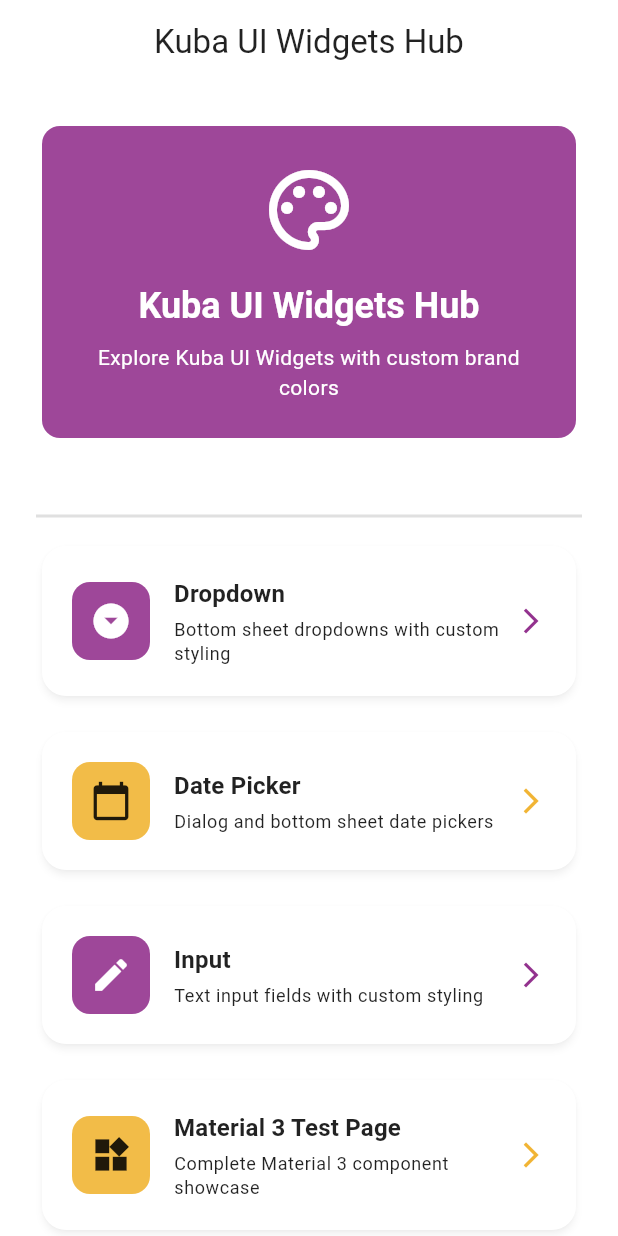
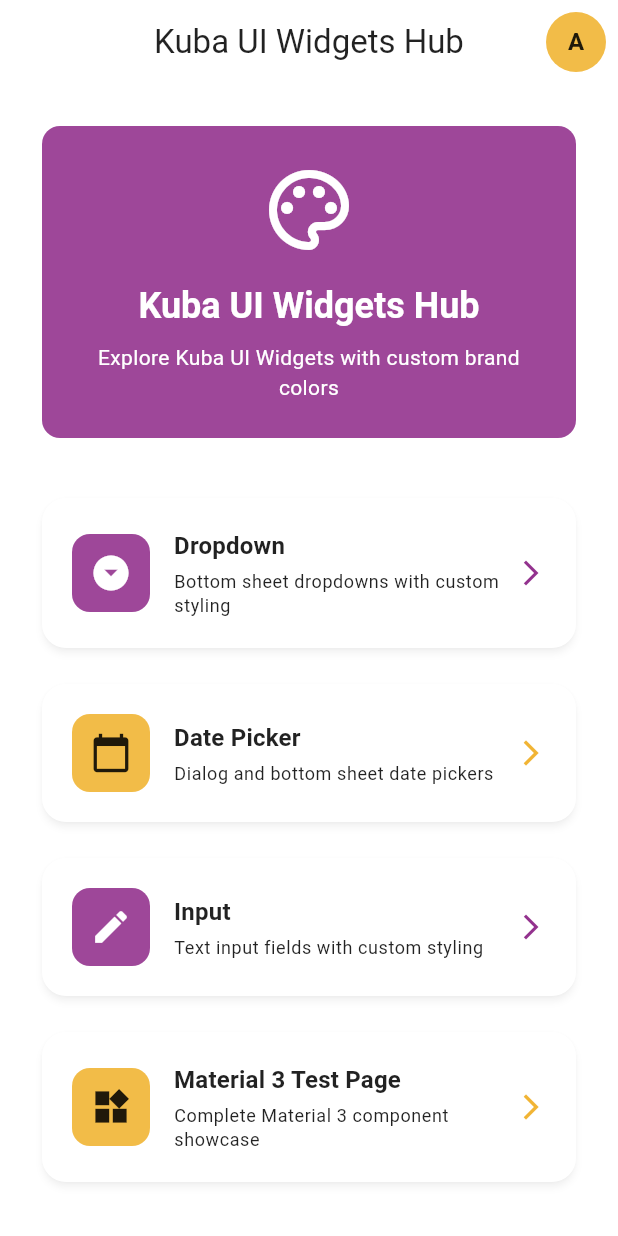
Before and after one commit to EugeneHolodov/kuba_ui_hub, a Flutter app: the HomePage screen opened directly, on a phone screen of 412 x 824 dp. Run offline on Flutter 3.47's test engine with Material 3 defaults, Android fonts, the light colour scheme and no system bars; our stand-ins replace shared_preferences; accounts and stored records are empty; network calls fail.

Commit message:
feat: log out

```diff
--- a/flutter/lib/home_page.dart
+++ b/flutter/lib/home_page.dart
@@ -3,9 +3,76 @@ import 'material3_test_page.dart';
 import 'ui/dropdown_page.dart';
 import 'ui/date_picker_page.dart';
 import 'ui/input_page.dart';
+import 'pages/startup_page.dart';
+import 'services/storage_service.dart';
 
-class HomePage extends StatelessWidget {
+class HomePage extends StatefulWidget {
   const HomePage({super.key});
+
+  @override
+  State<HomePage> createState() => _HomePageState();
+}
+
+class _HomePageState extends State<HomePage> {
+  String _avatarLetter = 'A';
+
+  @override
+  void initState() {
+    super.initState();
+    _loadReviewerName();
+  }
+
+  Future<void> _loadReviewerName() async {
+    final reviewerName = await StorageService.getReviewerName();
+    setState(() {
+      if (reviewerName != null && reviewerName.isNotEmpty) {
+        _avatarLetter = reviewerName[0].toUpperCase();
+      } else {
+        _avatarLetter = 'A';
+      }
+    });
+  }
+
+  Future<void> _showFinishReviewSessionDialog(BuildContext context) async {
+    final confirmed = await showDialog<bool>(
+      context: context,
+      builder: (BuildContext context) {
+        return AlertDialog(
+          title: const Text('Finish Review Session'),
+          content: const Text(
+            'Are you sure you want to finish the review session? This will clear your current reviewer information.',
+          ),
+          actions: [
+            TextButton(
+              onPressed: () => Navigator.of(context).pop(false),
+              child: const Text('Cancel'),
+            ),
+            FilledButton(
+              onPressed: () => Navigator.of(context).pop(true),
+              child: const Text('Confirm'),
+            ),
+          ],
+        );
+      },
+    );
+
+    if (confirmed == true) {
+      await _finishReviewSession(context);
+    }
+  }
+
+  Future<void> _finishReviewSession(BuildContext context) async {
+    // Clear reviewer data from StorageService
+    await StorageService.clearReviewer();
+
+    // Navigate to startup page and remove all previous routes
+    if (context.mounted) {
+      Navigator.of(context).pushAndRemoveUntil(
+        MaterialPageRoute(builder: (context) => const StartupPage()),
+        (route) => false,
+      );
+    }
+  }
 
   @override
   Widget build(BuildContext context) {
@@ -13,6 +80,32 @@ class HomePage extends StatelessWidget {
       appBar: AppBar(
         title: const Text('Kuba UI Widgets Hub'),
         centerTitle: true,
+        elevation: 0,
+        scrolledUnderElevation: 4.0,
+        actions: [
+          Material(
+            color: Colors.transparent,
+            child: InkWell(
+              onTap: () => _showFinishReviewSessionDialog(context),
+              borderRadius: BorderRadius.circular(20),
+              child: Padding(
+                padding: const EdgeInsets.all(8.0),
+                child: CircleAvatar(
+                  backgroundColor: Theme.of(
+                    context,
+                  ).colorScheme.secondaryContainer,
+                  child: Text(
+                    _avatarLetter,
+                    style: TextStyle(
+                      color: Theme.of(context).colorScheme.onSecondaryContainer,
+                      fontWeight: FontWeight.bold,
+                    ),
+                  ),
+                ),
+              ),
+            ),
+          ),
+        ],
       ),
       body: SingleChildScrollView(
         padding: const EdgeInsets.all(24.0),
@@ -58,7 +151,7 @@ class HomePage extends StatelessWidget {
             const SizedBox(height: 32),
 
             // Navigation cards
-            const Divider(thickness: 2, height: 32),
+            //const Divider(thickness: 2, height: 32),
 
             // Dropdown Page Card
             Card(
```
